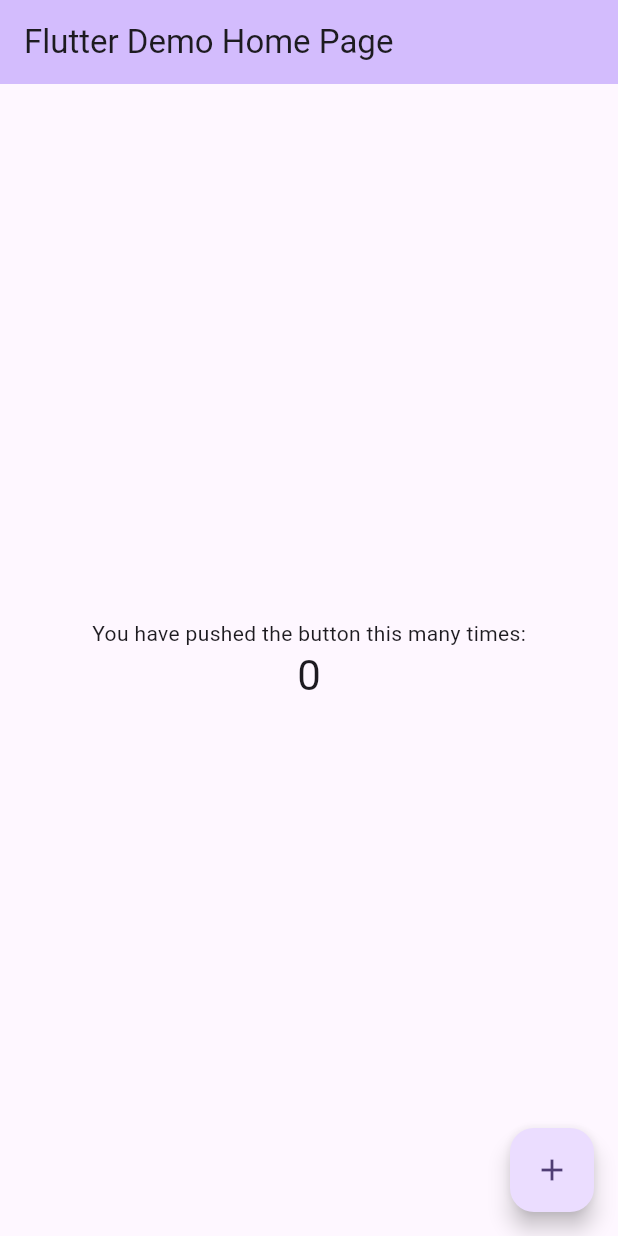
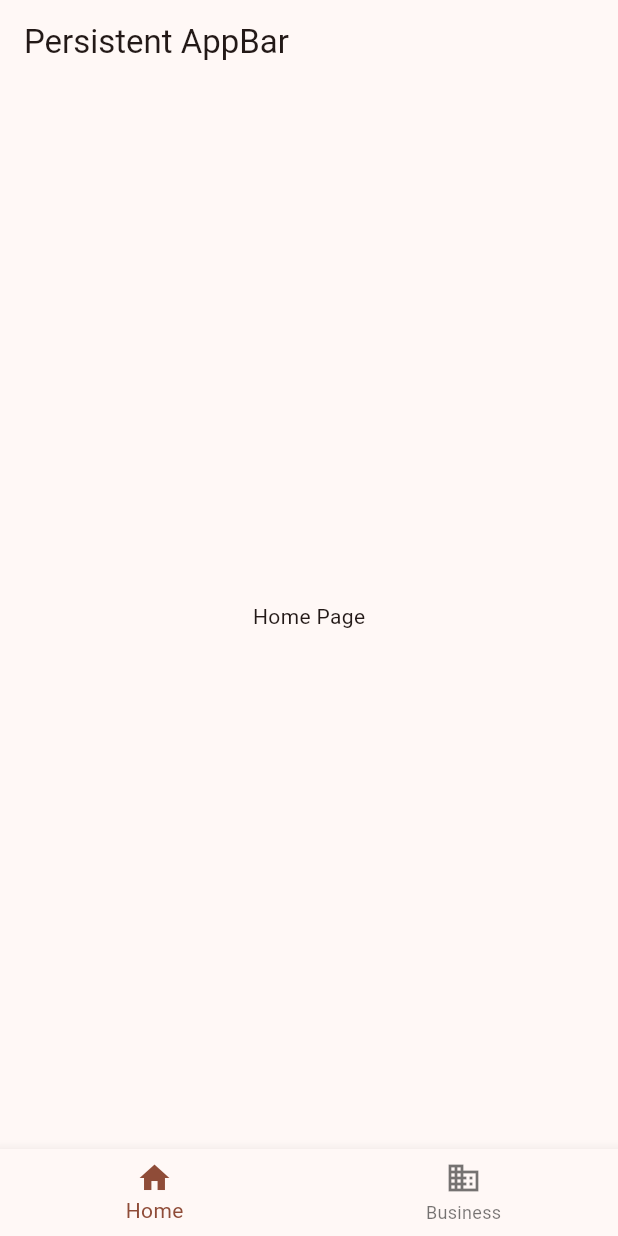
Before and after one commit to JuanJoseJ/money_tracker, a Flutter app: the screen it shows after launch, on a phone screen of 412 x 824 dp. Run offline on Flutter 3.47's test engine with Material 3 defaults, Android fonts, the phone set to English and light mode, and no system bars.

Commit message:
First re structure of the project files

```diff
--- a/lib/main.dart
+++ b/lib/main.dart
@@ -1,4 +1,5 @@
 import 'package:flutter/material.dart';
+import 'package:money_tracker/main_scaffold.dart';
 
 void main() {
   runApp(const MyApp());
@@ -7,119 +8,15 @@ void main() {
 class MyApp extends StatelessWidget {
   const MyApp({super.key});
 
-  // This widget is the root of your application.
   @override
   Widget build(BuildContext context) {
     return MaterialApp(
-      title: 'Flutter Demo',
+      title: 'Money Tracker',
       theme: ThemeData(
-        // This is the theme of your application.
-        //
-        // TRY THIS: Try running your application with "flutter run". You'll see
-        // the application has a blue toolbar. Then, without quitting the app,
-        // try changing the seedColor in the colorScheme below to Colors.green
-        // and then invoke "hot reload" (save your changes or press the "hot
-        // reload" button in a Flutter-supported IDE, or press "r" if you used
-        // the command line to start the app).
-        //
-        // Notice that the counter didn't reset back to zero; the application
-        // state is not lost during the reload. To reset the state, use hot
-        // restart instead.
-        //
-        // This works for code too, not just values: Most code changes can be
-        // tested with just a hot reload.
-        colorScheme: ColorScheme.fromSeed(seedColor: Colors.deepPurple),
+        colorScheme: ColorScheme.fromSeed(seedColor: Colors.deepOrange),
         useMaterial3: true,
       ),
-      home: const MyHomePage(title: 'Flutter Demo Home Page'),
+      home: const MainScaffold(),
     );
   }
 }
-
-class MyHomePage extends StatefulWidget {
-  const MyHomePage({super.key, required this.title});
-
-  // This widget is the home page of your application. It is stateful, meaning
-  // that it has a State object (defined below) that contains fields that affect
-  // how it looks.
-
-  // This class is the configuration for the state. It holds the values (in this
-  // case the title) provided by the parent (in this case the App widget) and
-  // used by the build method of the State. Fields in a Widget subclass are
-  // always marked "final".
-
-  final String title;
-
-  @override
-  State<MyHomePage> createState() => _MyHomePageState();
-}
-
-class _MyHomePageState extends State<MyHomePage> {
-  int _counter = 0;
-
-  void _incrementCounter() {
-    setState(() {
-      // This call to setState tells the Flutter framework that something has
-      // changed in this State, which causes it to rerun the build method below
-      // so that the display can reflect the updated values. If we changed
-      // _counter without calling setState(), then the build method would not be
-      // called again, and so nothing would appear to happen.
-      _counter++;
-    });
-  }
-
-  @override
-  Widget build(BuildContext context) {
-    // This method is rerun every time setState is called, for instance as done
-    // by the _incrementCounter method above.
-    //
-    // The Flutter framework has been optimized to make rerunning build methods
-    // fast, so that you can just rebuild anything that needs updating rather
-    // than having to individually change instances of widgets.
-    return Scaffold(
-      appBar: AppBar(
-        // TRY THIS: Try changing the color here to a specific color (to
-        // Colors.amber, perhaps?) and trigger a hot reload to see the AppBar
-        // change color while the other colors stay the same.
-        backgroundColor: Theme.of(context).colorScheme.inversePrimary,
-        // Here we take the value from the MyHomePage object that was created by
-        // the App.build method, and use it to set our appbar title.
-        title: Text(widget.title),
-      ),
-      body: Center(
-        // Center is a layout widget. It takes a single child and positions it
-        // in the middle of the parent.
-        child: Column(
-          // Column is also a layout widget. It takes a list of children and
-          // arranges them vertically. By default, it sizes itself to fit its
-          // children horizontally, and tries to be as tall as its parent.
-          //
-          // Column has various properties to control how it sizes itself and
-          // how it positions its children. Here we use mainAxisAlignment to
-          // center the children vertically; the main axis here is the vertical
-          // axis because Columns are vertical (the cross axis would be
-          // horizontal).
-          //
-          // TRY THIS: Invoke "debug painting" (choose the "Toggle Debug Paint"
-          // action in the IDE, or press "p" in the console), to see the
-          // wireframe for each widget.
-          mainAxisAlignment: MainAxisAlignment.center,
-          children: <Widget>[
-            const Text(
-              'You have pushed the button this many times:',
-            ),
-            Text(
-              '$_counter',
-              style: Theme.of(context).textTheme.headlineMedium,
-            ),
-          ],
-        ),
-      ),
-      floatingActionButton: FloatingActionButton(
-        onPressed: _incrementCounter,
-        tooltip: 'Increment',
-        child: const Icon(Icons.add),
-      ), // This trailing comma makes auto-formatting nicer for build methods.
-    );
-  }
-}
--- /dev/null
+++ b/lib/navigator.dart
@@ -0,0 +1,33 @@
+import 'package:flutter/material.dart';
+import 'package:money_tracker/pages/data_page.dart';
+import 'package:money_tracker/pages/home_page.dart';
+
+class MyNavigator extends StatelessWidget {
+  const MyNavigator({
+    super.key,
+    required GlobalKey<NavigatorState> navigatorKey,
+  }) : _navigatorKey = navigatorKey;
+
+  final GlobalKey<NavigatorState> _navigatorKey;
+
+  @override
+  Widget build(BuildContext context) {
+    return Navigator(
+      key: _navigatorKey,
+      onGenerateRoute: (settings) {
+        WidgetBuilder builder;
+        switch (settings.name) {
+          case '/':
+            builder = (BuildContext context) => const HomePage();
+            break;
+          case '/business':
+            builder = (BuildContext context) => const BusinessPage();
+            break;
+          default:
+            throw Exception('Invalid route: ${settings.name}');
+        }
+        return MaterialPageRoute(builder: builder, settings: settings);
+      },
+    );
+  }
+}
--- /dev/null
+++ b/lib/pages/home_page.dart
@@ -0,0 +1,10 @@
+import 'package:flutter/material.dart';
+
+class HomePage extends StatelessWidget {
+  const HomePage({super.key});
+
+  @override
+  Widget build(BuildContext context) {
+    return Center(child: Text('Home Page'));
+  }
+}
--- /dev/null
+++ b/lib/scaffold_components/bottom_bar.dart
@@ -0,0 +1,33 @@
+import 'package:flutter/material.dart';
+
+class BottomBar extends StatefulWidget {
+  final int selectedIndex;
+  final Function(int) onItemSelected;
+
+  const BottomBar({Key? key, required this.selectedIndex, required this.onItemSelected}) : super(key: key);
+
+  @override
+  State<BottomBar> createState() => _BottomBarState();
+}
+
+class _BottomBarState extends State<BottomBar> {
+
+
+  @override
+  Widget build(BuildContext context) {
+    return BottomNavigationBar(
+      items: const <BottomNavigationBarItem>[
+        BottomNavigationBarItem(
+          icon: Icon(Icons.home),
+          label: 'Home',
+        ),
+        BottomNavigationBarItem(
+          icon: Icon(Icons.business),
+          label: 'Business',
+        ),
+      ],
+      currentIndex: widget.selectedIndex,
+      onTap: widget.onItemSelected,
+    );
+  }
+}
--- /dev/null
+++ b/lib/scaffold_components/top_bar.dart
@@ -0,0 +1,17 @@
+import 'package:flutter/material.dart';
+
+class MyTopBar extends StatelessWidget implements PreferredSizeWidget {
+  const MyTopBar({
+    super.key,
+  });
+
+  @override
+  Widget build(BuildContext context) {
+    return AppBar(
+      title: const Text('Persistent AppBar'),
+    );
+  }
+
+  @override
+  Size get preferredSize => const Size.fromHeight(kToolbarHeight);
+}
```
Also changed, not shown: lib/main_scaffold.dart (added, +42 -0 lines), lib/pages/data_page.dart (added, +10 -0 lines), 1 other file.
